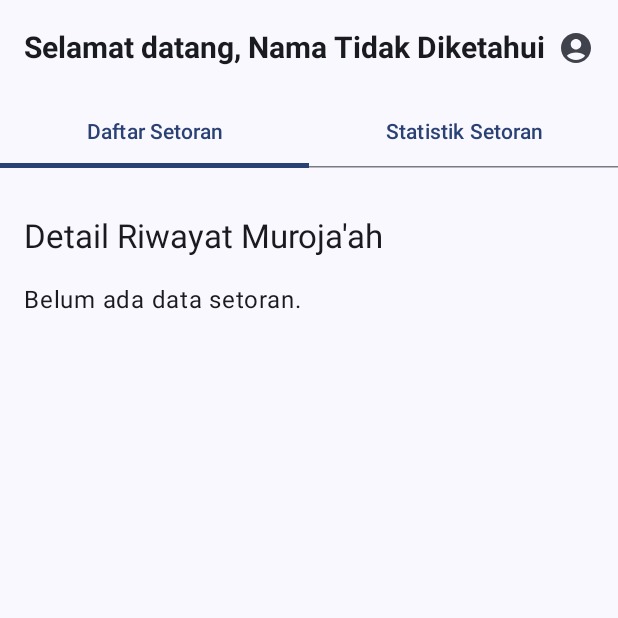
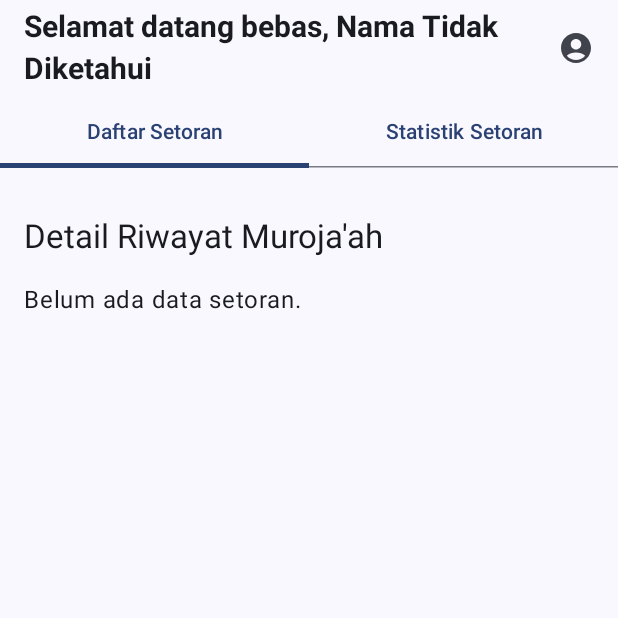
Before and after one commit to AdjiePutraRamdhani/setoranapp_mahsiswa, an Android app built with Jetpack Compose: the DashboardScreen screen opened through its navigation route, on a phone screen of 412 x 824 dp, the top half of it. Run offline under Robolectric (Android 15) with nearby library versions, the phone set to English and light mode, and no system bars; our stand-ins replace Dagger/Hilt's generated code.

Commit message:
tes bebas

```diff
--- a/app/src/main/java/com/example/setoranhapalanmahasiswa/ui/DashboardScreen.kt
+++ b/app/src/main/java/com/example/setoranhapalanmahasiswa/ui/DashboardScreen.kt
@@ -25,7 +25,7 @@ fun DashboardScreen(nav: NavHostController, vm: AuthViewModel = hiltViewModel())
             TopAppBar(
                 title = {
                     Text(
-                        text = if (vm.nama.isNotEmpty()) "Selamat datang, ${vm.nama}"
+                        text = if (vm.nama.isNotEmpty()) "Selamat datang bebas, ${vm.nama}"
                         else "Memuat data...",
                         fontSize = 20.sp,
                         fontWeight = FontWeight.Bold
```
